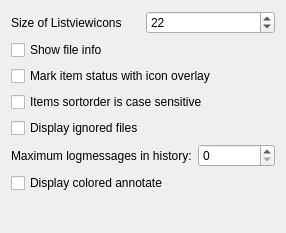
Old version of the form src/settings/display_settings.ui in the repository KDE/kdesvn.
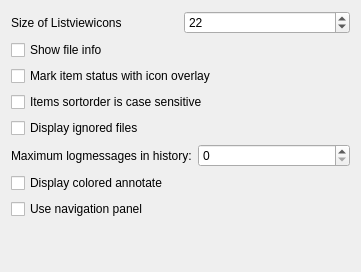
New version of the form. Custom widgets are drawn as their Qt base class.

Commit message: * left navigation panel may get unused (but not removed) so kdesvn acts like pre 1.3.x versions  * translation updated  * ChangeLog updated

```diff
--- a/src/settings/display_settings.ui
+++ b/src/settings/display_settings.ui
@@ -1,23 +1,23 @@
 <ui version="4.0" >
  <class>DisplaySettings</class>
- <widget class="QWidget" name="DisplaySettings" >
-  <property name="geometry" >
+ <widget class="QWidget" name="DisplaySettings">
+  <property name="geometry">
    <rect>
     <x>0</x>
     <y>0</y>
-    <width>286</width>
-    <height>233</height>
+    <width>361</width>
+    <height>272</height>
    </rect>
   </property>
   <property name="windowTitle" >
    <string>Settings</string>
   </property>
-  <layout class="QVBoxLayout" >
+  <layout class="QVBoxLayout" name="verticalLayout">
    <item>
-    <layout class="QGridLayout" >
-     <item row="0" column="0" >
-      <widget class="QLabel" name="m_ListIconsSize_label" >
-       <property name="text" >
+    <layout class="QGridLayout">
+     <item row="0" column="0">
+      <widget class="QLabel" name="m_ListIconsSize_label">
+       <property name="text">
         <string>Size of Listviewicons</string>
        </property>
        <property name="wordWrap" >
@@ -25,9 +25,9 @@
        </property>
       </widget>
      </item>
-     <item row="0" column="1" >
-      <widget class="KIntSpinBox" name="kcfg_listview_icon_size" >
-       <property name="minimum" >
+     <item row="0" column="1">
+      <widget class="KIntSpinBox" name="kcfg_listview_icon_size">
+       <property name="minimum">
         <number>16</number>
        </property>
        <property name="maximum" >
@@ -47,8 +47,8 @@
     </layout>
    </item>
    <item>
-    <widget class="QCheckBox" name="kcfg_display_file_tips" >
-     <property name="whatsThis" >
+    <widget class="QCheckBox" name="kcfg_display_file_tips">
+     <property name="whatsThis">
       <string>Here you can control if, when moving the mouse over a file, you want to see a small popup window with additional information about that file</string>
      </property>
      <property name="text" >
@@ -57,8 +57,8 @@
     </widget>
    </item>
    <item>
-    <widget class="QCheckBox" name="kcfg_display_overlays" >
-     <property name="toolTip" >
+    <widget class="QCheckBox" name="kcfg_display_overlays">
+     <property name="toolTip">
       <string>Mark subversion states with an overlayed icon</string>
      </property>
      <property name="whatsThis" >
@@ -73,15 +73,15 @@
     </widget>
    </item>
    <item>
-    <widget class="QCheckBox" name="kcfg_case_sensitive_sort" >
-     <property name="text" >
+    <widget class="QCheckBox" name="kcfg_case_sensitive_sort">
+     <property name="text">
       <string>Items sortorder is case sensitive</string>
      </property>
     </widget>
    </item>
    <item>
-    <widget class="QCheckBox" name="kcfg_display_ignored_files" >
-     <property name="text" >
+    <widget class="QCheckBox" name="kcfg_display_ignored_files">
+     <property name="text">
       <string>Display ignored files</string>
      </property>
      <property name="shortcut" >
@@ -90,10 +90,10 @@
     </widget>
    </item>
    <item>
-    <layout class="QGridLayout" >
-     <item row="0" column="0" >
-      <widget class="QLabel" name="m_MaxLogLabel" >
-       <property name="text" >
+    <layout class="QGridLayout">
+     <item row="0" column="0">
+      <widget class="QLabel" name="m_MaxLogLabel">
+       <property name="text">
         <string>Maximum logmessages in history:</string>
        </property>
        <property name="wordWrap" >
@@ -101,9 +101,9 @@
        </property>
       </widget>
      </item>
-     <item row="0" column="1" >
-      <widget class="KIntSpinBox" name="kcfg_max_log_messages" >
-       <property name="maxValue" stdset="0" >
+     <item row="0" column="1">
+      <widget class="KIntSpinBox" name="kcfg_max_log_messages">
+       <property name="maxValue" stdset="0">
         <number>150</number>
        </property>
        <property name="minValue" stdset="0" >
@@ -114,12 +114,19 @@
     </layout>
    </item>
    <item>
-    <widget class="QCheckBox" name="kcfg_colored_blame" >
-     <property name="text" >
+    <widget class="QCheckBox" name="kcfg_colored_blame">
+     <property name="text">
       <string>Display colored annotate</string>
      </property>
     </widget>
    </item>
+   <item>
+    <widget class="QCheckBox" name="kcfg_show_navigation_panel">
+     <property name="text">
+      <string>Use navigation panel</string>
+     </property>
+    </widget>
+   </item>
    <item>
     <spacer>
      <property name="orientation" >
@@ -138,7 +145,7 @@
    </item>
   </layout>
  </widget>
- <layoutdefault spacing="6" margin="11" />
+ <layoutdefault spacing="6" margin="11"/>
  <customwidgets>
   <customwidget>
    <class>KIntSpinBox</class>
```
Left out of the diff: 45 changed lines with no effect on the pictures. The commit also changes 13 other files.
